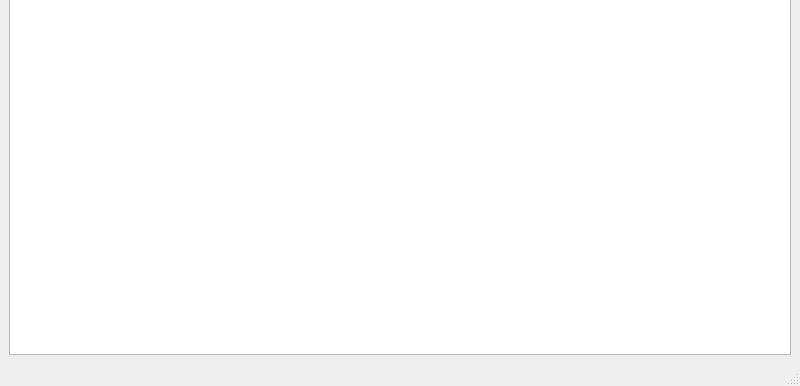
Above: mainwindow.ui from dotblank/groovy before the change; both pictures show x 0 to 800 and y 214 to 600 of the 800 by 600 pixel window. Below: the same form after it.
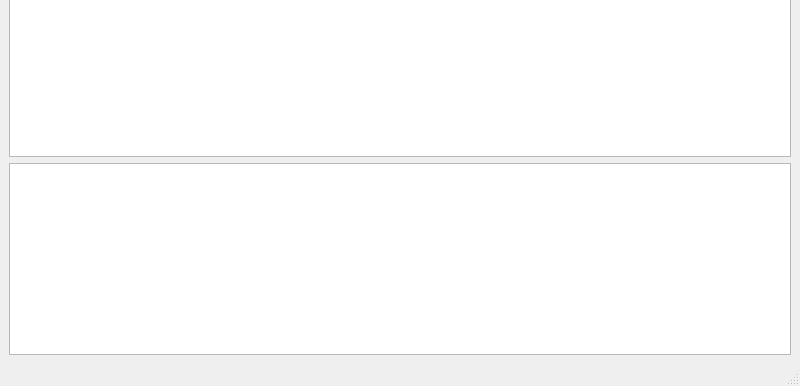
That is the form after the change.

Commit message:
Add basic playlist support to Groovy.
This is far from ideal (no prefetching, fragile at best..) but it's a reasonable
first effort.

Diff of the .ui file:
```diff
--- a/mainwindow.ui
+++ b/mainwindow.ui
@@ -30,7 +30,24 @@
      </layout>
     </item>
     <item>
-     <widget class="QTableView" name="searchResults"/>
+     <widget class="QTableView" name="searchResults">
+      <property name="sizePolicy">
+       <sizepolicy hsizetype="Expanding" vsizetype="Expanding">
+        <horstretch>0</horstretch>
+        <verstretch>1</verstretch>
+       </sizepolicy>
+      </property>
+     </widget>
+    </item>
+    <item>
+     <widget class="QTableView" name="playlistView">
+      <property name="sizePolicy">
+       <sizepolicy hsizetype="Expanding" vsizetype="Expanding">
+        <horstretch>0</horstretch>
+        <verstretch>0</verstretch>
+       </sizepolicy>
+      </property>
+     </widget>
     </item>
    </layout>
   </widget>
```
The commit also changes 2 other files.
